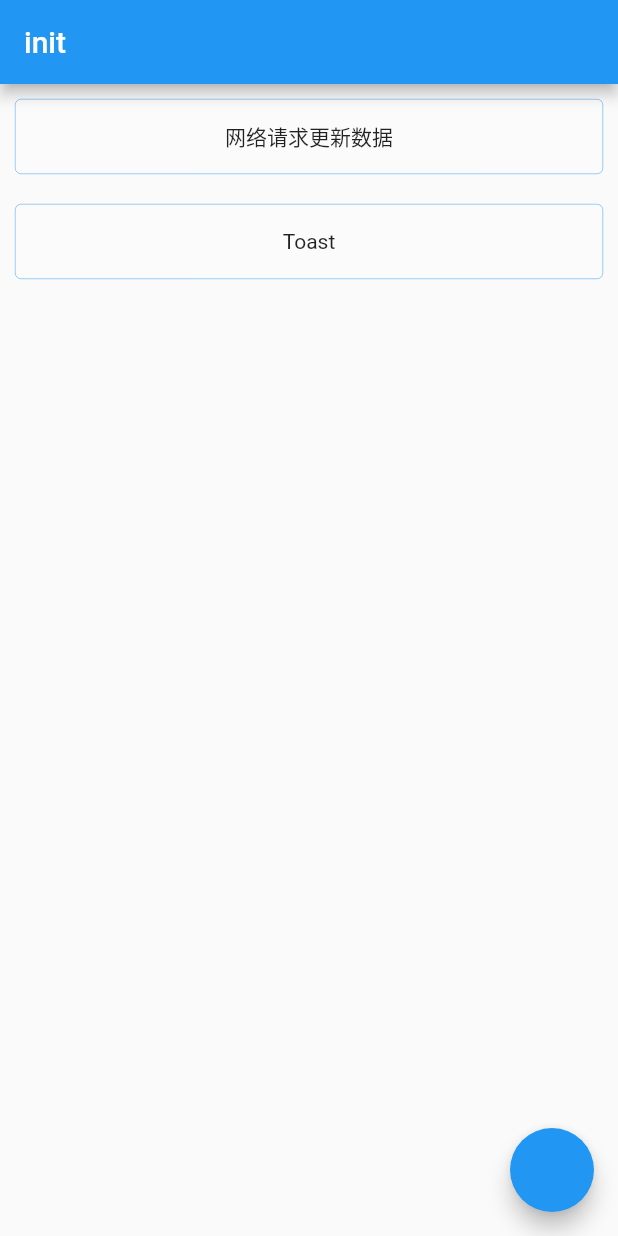
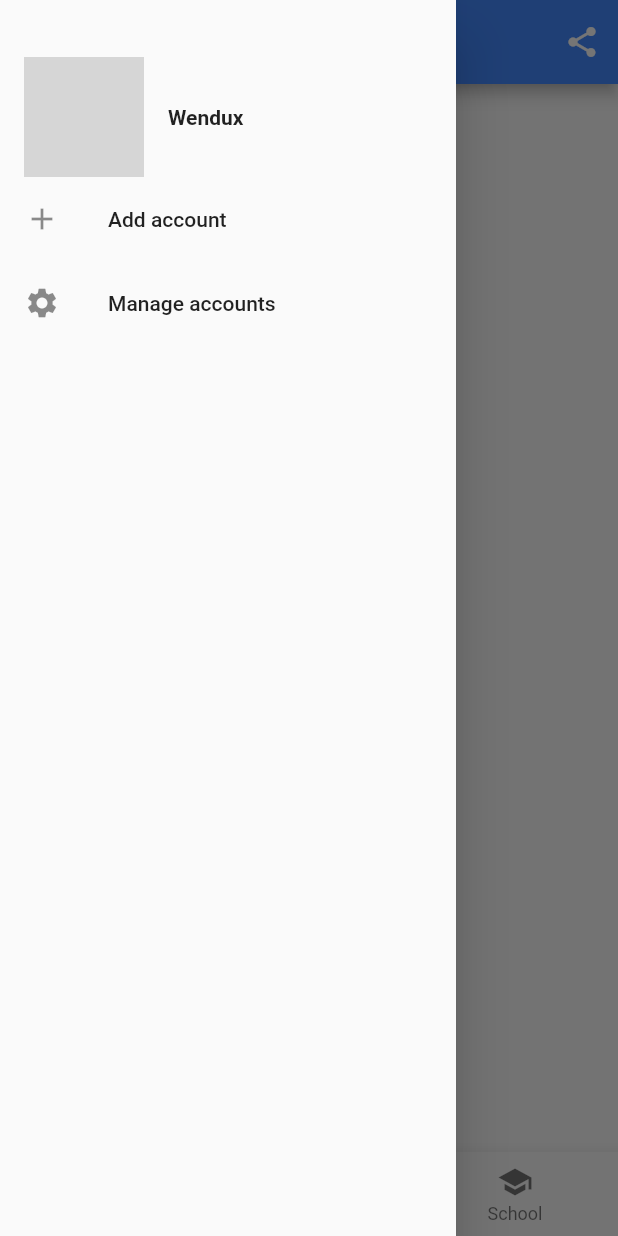
Before and after one commit to pengMaster/flutter_app, a Flutter app: the screen it shows after launch, with the side drawer open (before the commit the screen has no drawer), on a phone screen of 412 x 824 dp. Run offline on Flutter 3.47's test engine with Material 2 defaults, Android fonts, the phone set to English and light mode, and no system bars; our stand-ins replace dio, shared_preferences, toast; grey boxes are pictures that could not be loaded.

Commit message:
1.添加启动页 2.添加底部导航栏 3.内容+底部联动

```diff
--- a/lib/main.dart
+++ b/lib/main.dart
@@ -1,114 +1,56 @@
 import 'package:flutter/material.dart';
-import 'package:flutter_app/views/test.dart';
+import 'package:flutter_app/views/splash_screen.dart';
+import 'dart:async';
+import 'dart:io';
+import 'package:flutter/services.dart';
 
-void main() => runApp(MyApp());
 
-class MyApp extends StatelessWidget {
-  // This widget is the root of your application.
-  @override
-  Widget build(BuildContext context) {
-    return MaterialApp(
-      title: 'Flutter Demo',
-      theme: ThemeData(
-        // This is the theme of your application.
-        //
-        // Try running your application with "flutter run". You'll see the
-        // application has a blue toolbar. Then, without quitting the app, try
-        // changing the primarySwatch below to Colors.green and then invoke
-        // "hot reload" (press "r" in the console where you ran "flutter run",
-        // or simply save your changes to "hot reload" in a Flutter IDE).
-        // Notice that the counter didn't reset back to zero; the application
-        // is not restarted.
-        primarySwatch: Colors.blue,
-      ),
-      home: testPage(),
-    );
-    //MyHomePage(title: 'Flutter Demo Home Page')
-  }
-}
+void main() async {
+  runZoned(() {
+    /// 强制竖屏
+    SystemChrome.setPreferredOrientations(
+        [DeviceOrientation.portraitDown, DeviceOrientation.portraitUp])
+        .then((_) {
+      runApp(MyApp());
 
-class MyHomePage extends StatefulWidget {
-  MyHomePage({Key key, this.title}) : super(key: key);
-
-  // This widget is the home page of your application. It is stateful, meaning
-  // that it has a State object (defined below) that contains fields that affect
-  // how it looks.
-
-  // This class is the configuration for the state. It holds the values (in this
-  // case the title) provided by the parent (in this case the App widget) and
-  // used by the build method of the State. Fields in a Widget subclass are
-  // always marked "final".
-
-  final String title;
-
-  @override
-  _MyHomePageState createState() => _MyHomePageState();
+      if (Platform.isAndroid) {
+        // 以下两行 设置android状态栏为透明的沉浸。写在组件渲染之后，是为了在渲染后进行set赋值，覆盖状态栏，写在渲染之前MaterialApp组件会覆盖掉这个值。
+        // SystemUiOverlayStyle systemUiOverlayStyle = SystemUiOverlayStyle(statusBarColor: Colors.transparent);
+        // SystemChrome.setSystemUIOverlayStyle(systemUiOverlayStyle);
+      }
+    });
+  }, onError: (Object error, StackTrace stack) {
+    print(error);
+    print(stack);
+  });
 }
 
 
-class _MyHomePageState extends State<MyHomePage> {
-  int _counter = 0;
+class MyApp extends StatefulWidget {
+  MyApp({Key key}) : super(key: key);
 
-  void _incrementCounter() {
-    setState(() {
-      // This call to setState tells the Flutter framework that something has
-      // changed in this State, which causes it to rerun the build method below
-      // so that the display can reflect the updated values. If we changed
-      // _counter without calling setState(), then the build method would not be
-      // called again, and so nothing would appear to happen.
-      _counter++;
-    });
+  @override
+  createState() => _MyAppState();
+}
+
+class _MyAppState extends State<MyApp> {
+
+  @override
+  void initState() {
+    super.initState();
+  }
+
+  @override
+  void dispose() {
+    super.dispose();
   }
 
   @override
   Widget build(BuildContext context) {
-    // This method is rerun every time setState is called, for instance as done
-    // by the _incrementCounter method above.
-    //
-    // The Flutter framework has been optimized to make rerunning build methods
-    // fast, so that you can just rebuild anything that needs updating rather
-    // than having to individually change instances of widgets.
-    return Scaffold(
-      appBar: AppBar(
-        // Here we take the value from the MyHomePage object that was created by
-        // the App.build method, and use it to set our appbar title.
-        title: Text(widget.title),
-      ),
-      body: Center(
-        // Center is a layout widget. It takes a single child and positions it
-        // in the middle of the parent.
-        child: Column(
-          // Column is also layout widget. It takes a list of children and
-          // arranges them vertically. By default, it sizes itself to fit its
-          // children horizontally, and tries to be as tall as its parent.
-          //
-          // Invoke "debug painting" (press "p" in the console, choose the
-          // "Toggle Debug Paint" action from the Flutter Inspector in Android
-          // Studio, or the "Toggle Debug Paint" command in Visual Studio Code)
-          // to see the wireframe for each widget.
-          //
-          // Column has various properties to control how it sizes itself and
-          // how it positions its children. Here we use mainAxisAlignment to
-          // center the children vertically; the main axis here is the vertical
-          // axis because Columns are vertical (the cross axis would be
-          // horizontal).
-          mainAxisAlignment: MainAxisAlignment.center,
-          children: <Widget>[
-            Text(
-              'You have pushed the button this many times:',
-            ),
-            Text(
-              '$_counter',
-              style: Theme.of(context).textTheme.display1,
-            ),
-          ],
-        ),
-      ),
-      floatingActionButton: FloatingActionButton(
-        onPressed: _incrementCounter,
-        tooltip: 'Increment',
-        child: Icon(Icons.add),
-      ), // This trailing comma makes auto-formatting nicer for build methods.
+    return MaterialApp(
+      title: "Flutter Demo",
+      theme: ThemeData(primaryColor: Colors.blueAccent),
+      home: SplashScreenPage(),
     );
   }
 }
--- /dev/null
+++ b/lib/views/sample/home_drawer.dart
@@ -0,0 +1,66 @@
+import 'package:flutter/material.dart';
+
+///
+/// <pre>
+///     author : Wp
+///     e-mail : 1101313414@qq.com
+///     time   : 2019/7/12 4:33 PM
+///     desc   :
+///     version: 1.0
+/// </pre>
+///
+class HomeDrawer extends StatelessWidget {
+  const HomeDrawer({
+    Key key,
+  }) : super(key: key);
+
+  @override
+  Widget build(BuildContext context) {
+    return Drawer(
+      child: MediaQuery.removePadding(
+        context: context,
+        // DrawerHeader consumes top MediaQuery padding.
+        removeTop: true,
+        child: Column(
+          crossAxisAlignment: CrossAxisAlignment.start,
+          children: <Widget>[
+            Padding(
+              padding: const EdgeInsets.only(top: 38.0),
+              child: Row(
+                children: <Widget>[
+                  Padding(
+                    padding: const EdgeInsets.symmetric(horizontal: 16.0),
+                    child: ClipOval(
+                      child: Image.asset(
+                        "imgs/avatar.png",
+                        width: 80,
+                      ),
+                    ),
+                  ),
+                  Text(
+                    "Wendux",
+                    style: TextStyle(fontWeight: FontWeight.bold),
+                  )
+                ],
+              ),
+            ),
+            Expanded(
+              child: ListView(
+                children: <Widget>[
+                  ListTile(
+                    leading: const Icon(Icons.add),
+                    title: const Text('Add account'),
+                  ),
+                  ListTile(
+                    leading: const Icon(Icons.settings),
+                    title: const Text('Manage accounts'),
+                  ),
+                ],
+              ),
+            ),
+          ],
+        ),
+      ),
+    );
+  }
+}
--- /dev/null
+++ b/lib/views/sample/main_act.dart
@@ -0,0 +1,91 @@
+import 'package:flutter/material.dart';
+import 'package:flutter_app/views/sample/home_drawer.dart';
+
+///
+/// <pre>
+///     author : Wp
+///     e-mail : 1101313414@qq.com
+///     time   : 2019/7/12 4:19 PM
+///     desc   :
+///     version: 1.0
+/// </pre>
+///
+///
+
+class MainAct extends StatefulWidget {
+  @override
+  State<StatefulWidget> createState() {
+    return _MainActState();
+  }
+}
+
+class _MainActState extends State<MainAct> with SingleTickerProviderStateMixin {
+
+  TabController _tabController; //需要定义一个Controller`
+  List tabs = ["新闻", "历史", "图片"];
+
+  @override
+  void initState() {
+    super.initState();
+    _tabController = TabController(length: tabs.length, vsync: this);
+    _tabController.addListener(() {
+      setState(() {});
+    });
+  }
+
+  @override
+  Widget build(BuildContext context) {
+    return Scaffold(
+      appBar: _appBar(),//顶部标题栏
+      drawer: new HomeDrawer(),//抽屉
+      body: _tabBarView(),//内容切换区域
+      bottomNavigationBar: _bottomNavigationBar()//底部导航栏
+    );
+  }
+
+  void _onItemTapped(int index) {
+    setState(() {
+      _tabController.index = index;
+    });
+  }
+
+  Widget _appBar(){///顶部标题栏
+    return AppBar(
+      //导航栏
+      title: Text("App Name"),
+      actions: <Widget>[
+        //导航栏右侧菜单
+        IconButton(icon: Icon(Icons.share), onPressed: () {}),
+      ],
+    );
+  }
+
+  Widget _tabBarView(){///内容切换区域
+    return TabBarView(
+      controller: _tabController,
+      children: tabs.map((e) {
+        //创建3个Tab页
+        return Container(
+          alignment: Alignment.center,
+          child: Text(e, textScaleFactor: 5),
+        );
+      }).toList(),
+    );
+  }
+
+  Widget _bottomNavigationBar(){///底部导航栏
+    return BottomNavigationBar(
+      // 底部导航
+      items: <BottomNavigationBarItem>[
+        BottomNavigationBarItem(icon: Icon(Icons.home), title: Text('Home')),
+        BottomNavigationBarItem(
+            icon: Icon(Icons.business), title: Text('Business')),
+        BottomNavigationBarItem(
+            icon: Icon(Icons.school), title: Text('School')),
+      ],
+      currentIndex: _tabController.index,
+      fixedColor: Colors.blue,
+      onTap: _onItemTapped,
+    );
+  }
+}
--- a/lib/views/test.dart
+++ b/lib/views/sample/test.dart
@@ -6,16 +6,17 @@ import 'package:flutter_app/model/test_bean_entity.dart';
 import 'package:toast/toast.dart';
 
 
-class testPage extends StatefulWidget {
+// ignore: must_be_immutable
+class TestPage extends StatefulWidget {
   String title = "init";
 
   @override
   State<StatefulWidget> createState() {
-    return new testState();
+    return new TestState();
   }
 }
 
-class testState extends State<testPage> {
+class TestState extends State<TestPage> {
   List<String> lists = [];
 
   @override
@@ -47,6 +48,7 @@ class testState extends State<testPage> {
     setState(() {
       widget.title = data.outNum.toString();
     });
+    print('lists.length:${lists.length}');
   }
 
   itemClick(int index)async {///item点击事件
@@ -75,7 +77,10 @@ class testState extends State<testPage> {
         },
         itemCount: lists.length,
       ),
-      floatingActionButton: FloatingActionButton(onPressed: press),
+      floatingActionButton: new FloatingActionButton(
+          onPressed: press,
+          child: new Icon(Icons.add),
+      ),
     );
   }
 
```
Also changed, not shown: lib/utils/route_util.dart (added, +31 -0 lines), lib/views/splash_screen.dart (added, +42 -0 lines), pubspec.yaml (+4 -3 lines), pubspec.lock, 2 other files.
